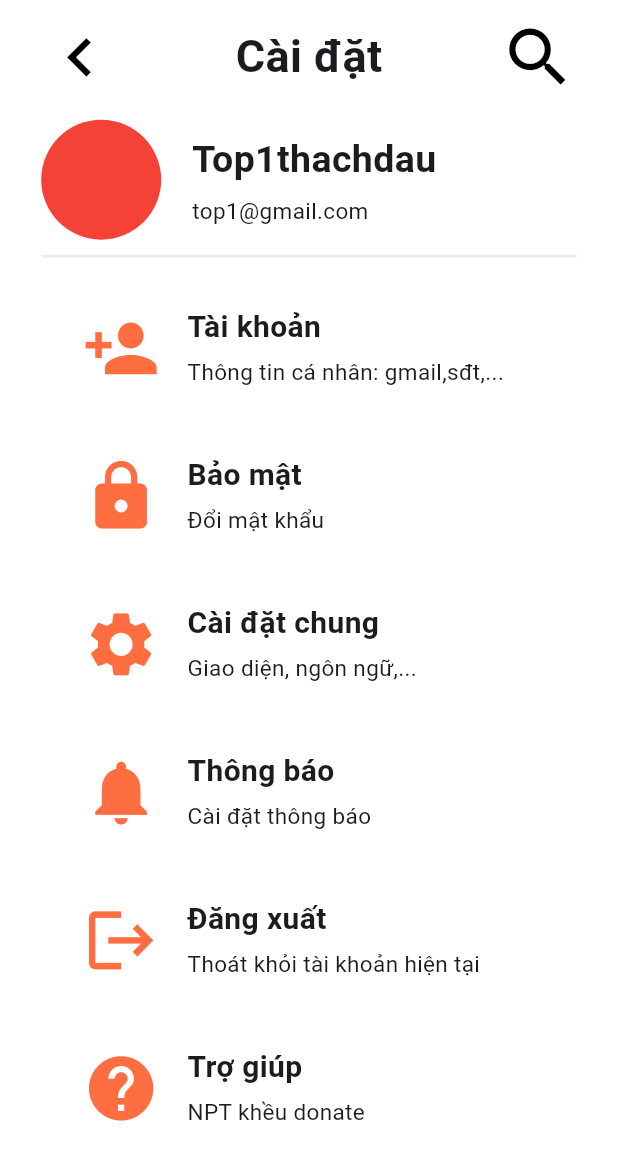
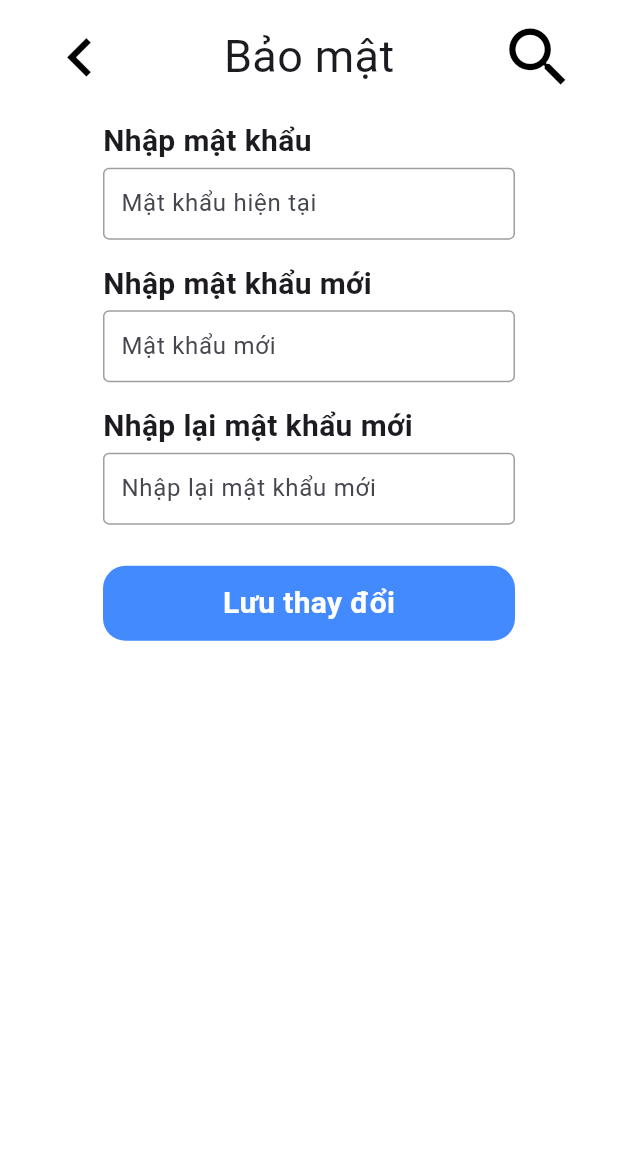
Before and after one commit to tiendung2306/MapSnap, a Flutter app: the screen it shows after launch, after a tap on "Bảo mật", on a phone screen of 412 x 824 dp. Shown: the top 1160 px of the screen. Run offline on Flutter 3.47's test engine with Material 3 defaults, Android fonts, the light colour scheme and no system bars; our stand-ins replace camera, get_it, shared_preferences.

Commit message:
add securityScreen

```diff
--- /dev/null
+++ b/frontend/lib/Screen/securityScreen.dart
@@ -0,0 +1,204 @@
+import 'package:flutter/material.dart';
+import 'package:mapsnap_fe/Widget//text_field_input.dart';
+import 'package:provider/provider.dart';
+import '../Widget/accountModel.dart';
+
+class securityScreen extends StatefulWidget {
+  const securityScreen({Key? key}) : super(key: key);
+
+  @override
+  State<securityScreen> createState() => _securityScreenState();
+}
+
+class _securityScreenState extends State<securityScreen> {
+
+  String Notification = "";
+  late Color colorNotification;
+
+  final TextEditingController passwordController = TextEditingController();
+  final TextEditingController newPasswordController1 = TextEditingController();
+  final TextEditingController newPasswordController2 = TextEditingController();
+
+
+  @override
+  Widget build(BuildContext context) {
+    var screenHeight = MediaQuery.of(context).size.height;
+    var screenWidth = MediaQuery.of(context).size.width;
+    var accountModel = Provider.of<AccountModel>(context, listen: false);
+
+
+    return Scaffold(
+      resizeToAvoidBottomInset: true,
+      body: GestureDetector(
+        onTap: () {
+          // Bỏ chọn tất cả các TextField khi bấm ra ngoài
+          FocusScope.of(context).unfocus();
+        },
+        child: SafeArea(
+          // Màn hình di chuyển khi hiện bàn phím ảo che phần nhập
+          child: SingleChildScrollView(
+            child: Stack(
+                children: [
+                  Container(
+                    width: screenWidth,
+                    color: Colors.white,
+                    height: screenHeight,
+                  ),
+                  Container(
+                    padding: EdgeInsets.symmetric(horizontal: screenWidth / 15),
+                    width: double.infinity,
+                    color: Colors.white,
+                    child: Column(
+                      children: [
+                        SizedBox(height: screenHeight / 70),
+                        Row(
+                          mainAxisAlignment: MainAxisAlignment.spaceBetween,
+                          children: [
+                            GestureDetector(
+                              onTap: () async {
+                                FocusScope.of(context).unfocus();
+                                // Khoảng trễ cho dòng code tiếp theo
+                                await Future.delayed(Duration(milliseconds: 500));
+                                Navigator.pop(context);
+                              },
+                              child: Container(
+                                width: screenWidth / 8,
+                                height: screenWidth / 8,
+                                child: Icon(
+                                  Icons.keyboard_arrow_left,
+                                  size: screenWidth / 8,
+                                  color: Colors.black,
+                                ),
+                              ),
+                            ),
+                            Container(
+                              child: Text(
+                                "Bảo mật",
+                                style: TextStyle(fontSize: 30),
+                              ),
+                            ),
+                            Container(
+                              width: screenWidth / 8,
+                              height: screenWidth / 8,
+                              child: GestureDetector(
+                                onTap: () {
+                                  print("Tìm kiếm");
+                                },
+                                child: Icon(
+                                  Icons.search,
+                                  size: screenWidth / 8,
+                                  color: Colors.black,
+                                ),
+                              ),
+                            ),
+                          ],
+                        ),
+
+                        SizedBox(height: screenHeight / 50),
+                        Align(
+                          alignment: Alignment.topLeft,
+                          child: Container(
+                            padding:
+                            EdgeInsets.symmetric(horizontal: screenWidth / 10),
+                            child: Column(
+                              mainAxisSize: MainAxisSize.min,
+                              children: [
+                                buildTextField("Nhập mật khẩu", passwordController, "Mật khẩu hiện tại", TextInputType.text,false),
+                                const SizedBox(height: 15),
+                                buildTextField("Nhập mật khẩu mới", newPasswordController1, "Mật khẩu mới", TextInputType.text,true),
+                                const SizedBox(height: 15),
+                                buildTextField("Nhập lại mật khẩu mới", newPasswordController2, "Nhập lại mật khẩu mới", TextInputType.text,true),
+                              ],
+                            ),
+                          ),
+                        ),
+                        SizedBox(height: screenHeight/30,),
+                        Material(
+                          color: Colors.blueAccent,
+                          borderRadius: BorderRadius.circular(15),
+                          child: InkWell(
+                              onTap: () {
+                                if(passwordController.text.isEmpty || newPasswordController1.text.isEmpty || newPasswordController2.text.isEmpty) {
+                                  Notification = "Vui lòng nhập thông tin";
+                                  colorNotification = Colors.red;
+                                } else if(passwordController.text != accountModel.password) {
+                                  Notification = "Sai mật khẩu rồi";
+                                  colorNotification = Colors.red;
+                                } else if (newPasswordController1.text != newPasswordController2.text){
+                                  Notification = "Nhập sai mật khẩu mới";
+                                  colorNotification = Colors.red;
+                                } else if (newPasswordController1.text.length < 6) {
+                                  Notification = "Mật khẩu phải nhiều hơn 6 ký tự";
+                                  colorNotification = Colors.red;
+                                } else {
+                                  Notification = "Đổi mật khẩu thành công";
+                                  colorNotification = Colors.blue;
+                                  // Cập nhật mật khẩu mới
+                                  Provider.of<AccountModel>(context, listen: false)
+                                      .updatePassword(newPasswordController1.text);
+                                }
+
+                                showDialog(
+                                  context: context,
+                                  builder: (context) {
+                                    return AlertDialog(
+                                      backgroundColor: Colors.white,
+                                      title: const Text("Thông báo", style: TextStyle(fontSize: 30, fontWeight: FontWeight.bold),),
+                                      content: Text(Notification, style: TextStyle(fontSize: 20,)),
+                                      actions: <Widget>[
+                                        new ElevatedButton(
+                                          child: new Text('OK', style: TextStyle(fontSize: 15, fontWeight: FontWeight.bold, color: Colors.white),),
+                                          style: TextButton.styleFrom(
+                                            backgroundColor: colorNotification,
+                                          ),
+                                          onPressed: () {
+                                            Navigator.of(context).pop();
+                                          },
+                                        )
+                                      ],
+                                    );
+                                  },
+                                );
+                              },
+                              splashColor: Colors.white.withOpacity(0.2),
+                              child: Container(
+                                width: screenWidth * 2 / 3,
+                                height: 50,
+                                child: Center(
+                                  child: Text("Lưu thay đổi", style: TextStyle(color: Colors.white,
+                                      fontSize: 20, fontWeight: FontWeight.bold),
+                                  ),
+                                ),
+                              )
+                          ),
+                        ),
+                      ],
+                    ),
+                  ),
+                ]
+            ),
+          ),
+        ),
+      ),
+    );
+  }
+
+  Widget buildTextField(String label, TextEditingController controller, String hintText, TextInputType inputType,bool isPass) {
+    return Column(
+      crossAxisAlignment: CrossAxisAlignment.start,
+      children: [
+        Text(
+          label,
+          style: TextStyle(fontSize: 20, fontWeight: FontWeight.bold),
+        ),
+        const SizedBox(height: 3),
+        TextFieldInput(
+          textEditingController: controller,
+          hintText: hintText,
+          textInputType: inputType,
+          isPass: isPass,
+        ),
+      ],
+    );
+  }
+}
--- a/frontend/lib/Screen/settingScreen.dart
+++ b/frontend/lib/Screen/settingScreen.dart
@@ -1,7 +1,7 @@
 import 'package:flutter/cupertino.dart';
 import 'package:flutter/material.dart';
 import 'package:flutter/services.dart';
-import 'package:get_it/get_it.dart';
+import 'securityScreen.dart';
 import 'package:provider/provider.dart';
 import '../Widget/accountModel.dart';
 import 'AccountScreen.dart';
@@ -122,7 +122,6 @@ class settingScreenState extends State<settingScreen> {
                             context,
                             MaterialPageRoute(builder: (context) => accountScreen()),
                           );
-
                         },
                         splashColor: Colors.grey.withOpacity(0.2),
                         child: buildButtonSetting(Icons.person_add,"Tài khoản","Thông tin cá nhân: gmail,sđt,...",screenWidth),
@@ -134,7 +133,10 @@ class settingScreenState extends State<settingScreen> {
                         color: Colors.white,
                         child: InkWell(
                           onTap: () {
-                            print("Bảo mật");
+                            Navigator.push(
+                              context,
+                              MaterialPageRoute(builder: (context) => securityScreen()),
+                            );
                           },
                           splashColor: Colors.grey.withOpacity(0.2),
                           child: buildButtonSetting(Icons.lock,"Bảo mật","Đổi mật khẩu ",screenWidth),
--- a/frontend/lib/Widget/accountModel.dart
+++ b/frontend/lib/Widget/accountModel.dart
@@ -1,11 +1,14 @@
 import 'package:flutter/material.dart';
 
+// Class để quản lý các biến dùng chung
 class AccountModel extends ChangeNotifier {
   String _username = 'Top1thachdau';
   String _email = 'top1@gmail.com';
+  String _password = 'top1buffban';
 
   String get username => _username;
   String get email => _email;
+  String get password => _password;
 
   void updateUsername(String newUsername) {
     _username = newUsername;
@@ -16,4 +19,8 @@ class AccountModel extends ChangeNotifier {
     _email = newEmail;
     notifyListeners();
   }
+  void updatePassword(String newPassword) {
+    _password = newPassword;
+    notifyListeners();
+  }
 }
--- a/frontend/lib/Widget/locator.dart
+++ b/frontend/lib/Widget/locator.dart
@@ -1,6 +1,6 @@
 import "package:get_it/get_it.dart";
 
-import 'package:mapsnap_fe/Screen/camera.dart';
+import 'package:mapsnap_fe/Camera/camera.dart';
 
 final locator = GetIt.instance;
 
--- a/frontend/lib/main.dart
+++ b/frontend/lib/main.dart
@@ -1,6 +1,6 @@
 import 'package:flutter/material.dart';
 import 'package:mapsnap_fe/Screen/AccountScreen.dart';
-import 'package:mapsnap_fe/Screen/mainScreenCamera.dart';
+import 'package:mapsnap_fe/Camera/mainScreenCamera.dart';
 import 'package:mapsnap_fe/Screen/settingScreen.dart';
 
 import 'package:mapsnap_fe/Widget/locator.dart';
@@ -11,6 +11,7 @@
   WidgetsFlutterBinding.ensureInitialized();
   setupLocator();
   runApp(
+    // Cấp quyền truy cập cao nhất cho AccountModel
     ChangeNotifierProvider(
       create: (context) => AccountModel(),
       child: MyApp(),
```
Also changed, not shown: frontend/lib/Screen/AccountScreen.dart (+18 -6 lines), frontend/lib/Camera/camera.dart (renamed from frontend/lib/Screen/camera.dart), frontend/lib/Camera/confirmScreen.dart (renamed from frontend/lib/Screen/confirmScreen.dart), frontend/lib/Camera/mainScreenCamera.dart (renamed from frontend/lib/Screen/mainScreenCamera.dart).
